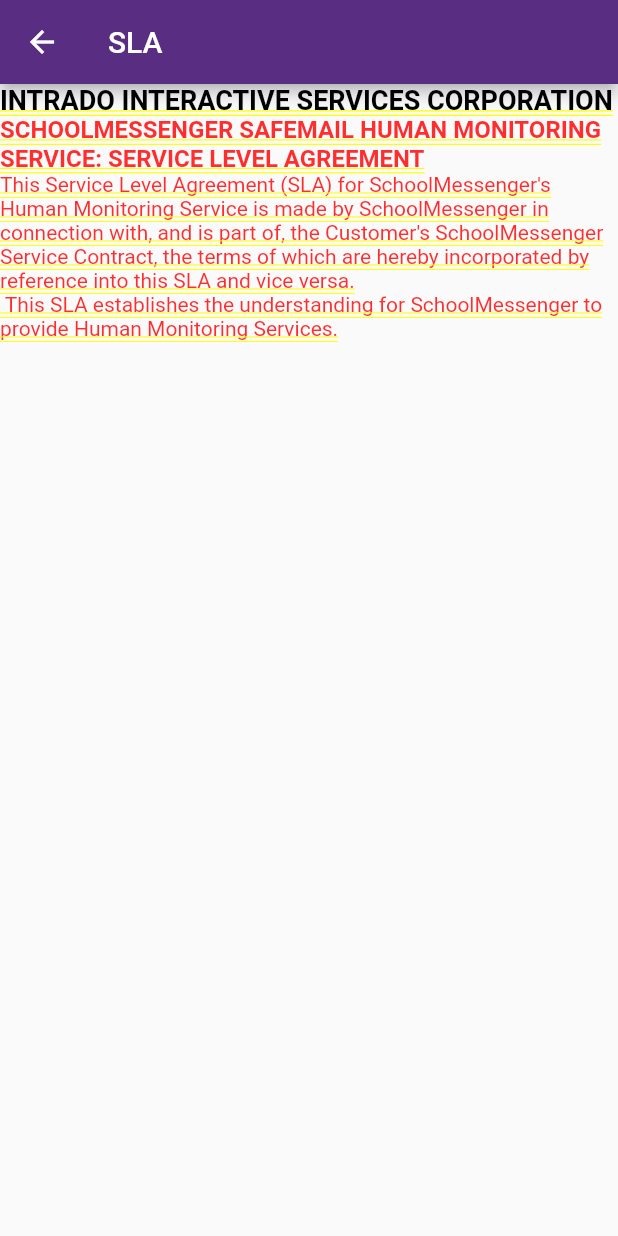
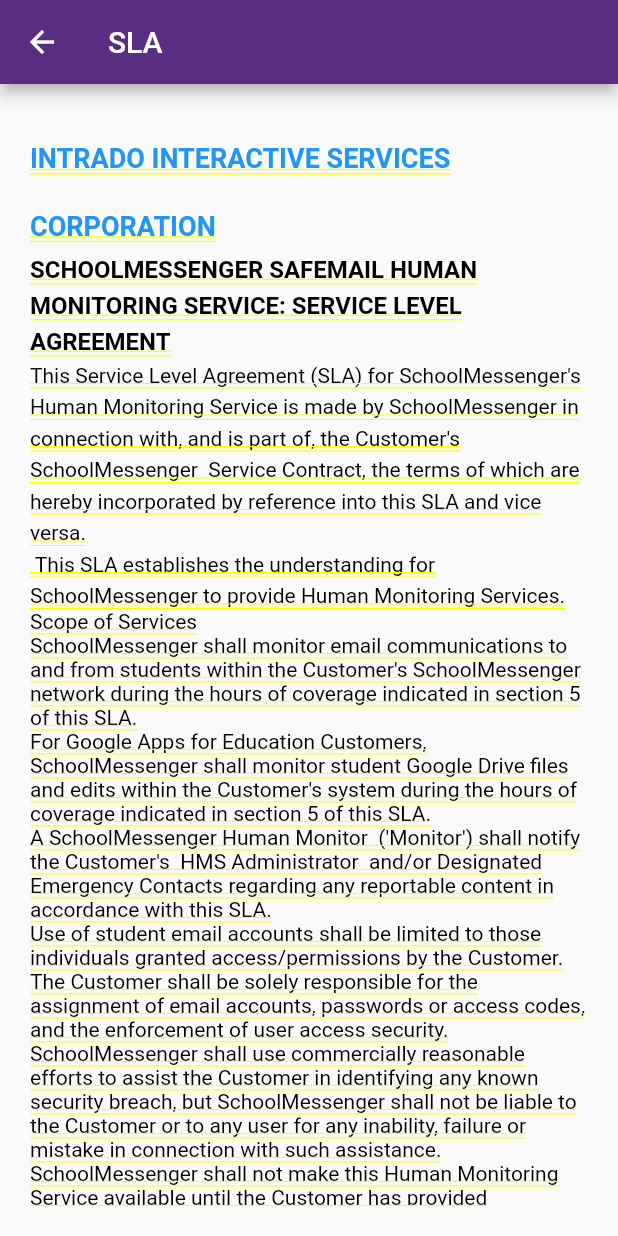
Before and after one commit to KevnLu/SafemailFlutter, a Flutter app: the sla screen opened directly, on a phone screen of 412 x 824 dp. Run offline on Flutter 3.47's test engine with Material 2 defaults, Android fonts, the phone set to English and light mode, and no system bars; our stand-ins replace charts_flutter, firebase_core, firebase_messaging; missing offline and left inert: navigating_drawer; accounts and stored records are empty; statements that could not run were skipped.

Commit message:
Improve sla

```diff
--- a/safemail_portal/lib/sla.dart
+++ b/safemail_portal/lib/sla.dart
@@ -12,30 +12,58 @@
           title: const Text("SLA"),
           backgroundColor: Color.fromRGBO(88, 45, 130, 1),
         ),
-        body: RichText(
+        body: Padding(
+          padding: const EdgeInsets.all(20),
+         child: RichText(
           text: TextSpan(
             style: DefaultTextStyle.of(context).style,
             children: const <TextSpan>[
               TextSpan(
                 text: "INTRADO INTERACTIVE SERVICES CORPORATION\n",
                 style: TextStyle(
-                  color: Colors.black,
+                  color: Colors.blue,
                   fontWeight: FontWeight.bold,
                   fontSize: 18,
+                  height: 2.5
                 ),
               ),
               TextSpan(
                 text:
                     "SCHOOLMESSENGER SAFEMAIL HUMAN MONITORING SERVICE: SERVICE LEVEL AGREEMENT\n",
-                style: TextStyle(fontWeight: FontWeight.bold, fontSize: 16),
+                style: TextStyle(fontWeight: FontWeight.bold, color: Colors.black, fontSize: 16,height: 1.5 ),
               ),
               TextSpan(
                 text:
                     "This Service Level Agreement (SLA) for SchoolMessenger's Human Monitoring Service is made by SchoolMessenger in connection with, and is part of, the Customer's SchoolMessenger  Service Contract, the terms of which are hereby incorporated by reference into this SLA and vice versa.\n This SLA establishes the understanding for SchoolMessenger to provide Human Monitoring Services.\n",
-                style: TextStyle(fontWeight: FontWeight.normal, fontSize: 14),
+                style: TextStyle(fontWeight: FontWeight.normal, color: Colors.black, fontSize: 14, height: 1.5 ),
+              ),
+              TextSpan(
+                text:
+                    '''
+Scope of Services
+SchoolMessenger shall monitor email communications to and from students within the Customer's SchoolMessenger network during the hours of coverage indicated in section 5 of this SLA.
+For Google Apps for Education Customers, SchoolMessenger shall monitor student Google Drive files and edits within the Customer's system during the hours of coverage indicated in section 5 of this SLA.
+A SchoolMessenger Human Monitor  ('Monitor') shall notify the Customer's  HMS Administrator  and/or Designated Emergency Contacts regarding any reportable content in accordance with this SLA.
+Use of student email accounts shall be limited to those individuals granted access/permissions by the Customer.  The Customer shall be solely responsible for the assignment of email accounts, passwords or access codes, and the enforcement of user access security.
+SchoolMessenger shall use commercially reasonable efforts to assist the Customer in identifying any known security breach, but SchoolMessenger shall not be liable to the Customer or to any user for any inability, failure or mistake in connection with such assistance.
+SchoolMessenger shall not make this Human Monitoring Service available until the Customer has provided SchoolMessenger with the identity of and contact information for their HMS Administrator and Designated Emergency Contacts, pursuant to a completed and submitted HMS Service Configuration Form.
+SchoolMessenger provides this Human Monitoring Service to the Customer in order to assist it in the protection of their students.  To that end, SchoolMessenger shall undertake every commercially reasonable effort to update its monitoring services to maximize detection of unsafe, graphic and/or obscene communications to or from the Customer's students.   However, SchoolMessenger does not warrant, represent and/or guarantee that all unsafe communications can or will be detected through the monitoring of these student communications.
+Definitions
+HMS Administrator/ Primary Contact : the individual designated by the Customer as the primary communication contact between SchoolMessenger and the Customer and who shall manage and operate the SchoolMessenger accounts, security and access on behalf of the Customer's email account users. This individual will also receive SchoolMessenger's HMS email referrals concerning flagged content in accordance with this SLA.
+Designated Emergency Contacts : individuals designated by the Customer to be contacted in cases where an imminent threat to student safety has been reported in accordance with this SLA and the primary contact cannot be reached.
+SchoolMessenger Human Monitors: SchoolMessenger representatives trained in monitoring email communication and student Google Drive content though the HMS.
+Working Hours : 24 (twenty-four) hours a day, 7 (seven) days a week, excluding the following: December 24th at 5pm (Eastern Time Zone) to December 26th at 8am (Eastern Time Zone).
+Administrative Access Permissions
+SchoolMessenger's Human Monitoring Service is provided to the Customer in accordance with the tiered administrator access permissions selected and configured by the Customer pursuant to their access and security needs.  All such access permissions, and any changes to same, shall be controlled by the Customer.
+HMS Administrator/ Primary Contact
+Prior to initiating Human Monitoring Services, SchoolMessenger requires that the Customer identify and provide contact information for their designated HMS Administrator, as defined in paragraph 2.
+                    ''',
+                style: TextStyle(fontWeight: FontWeight.normal,color: Colors.black, fontSize: 14),
               ),
             ],
           ),
-        ));
+        ),
+        ),
+        );
   }
 }
```
